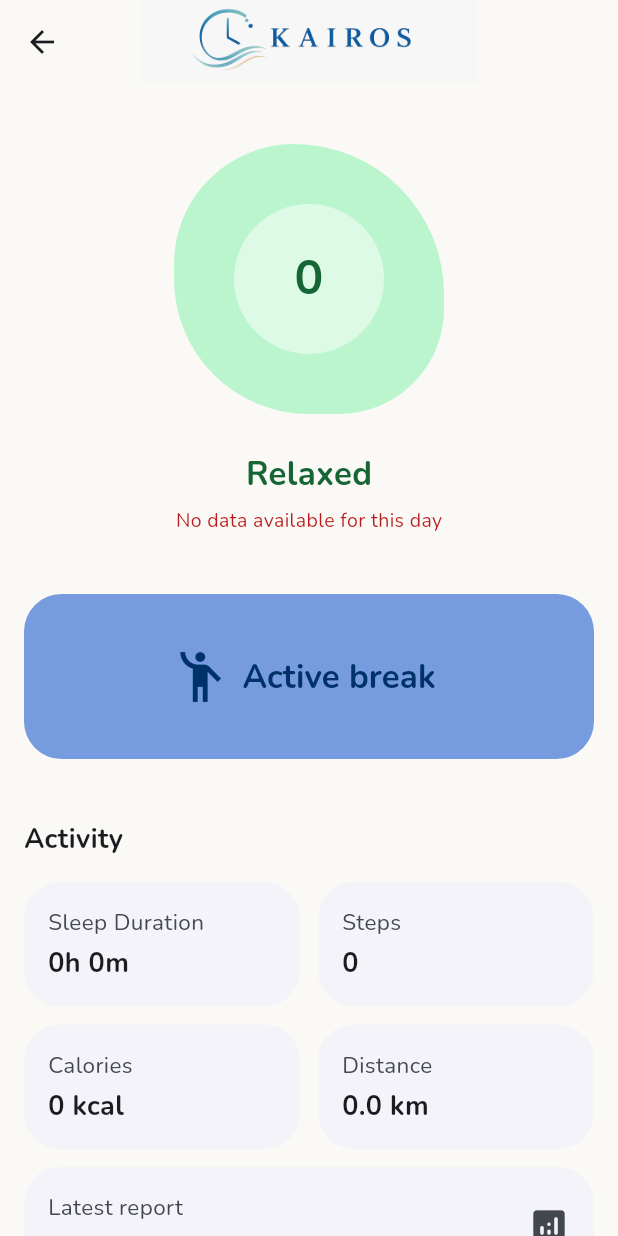
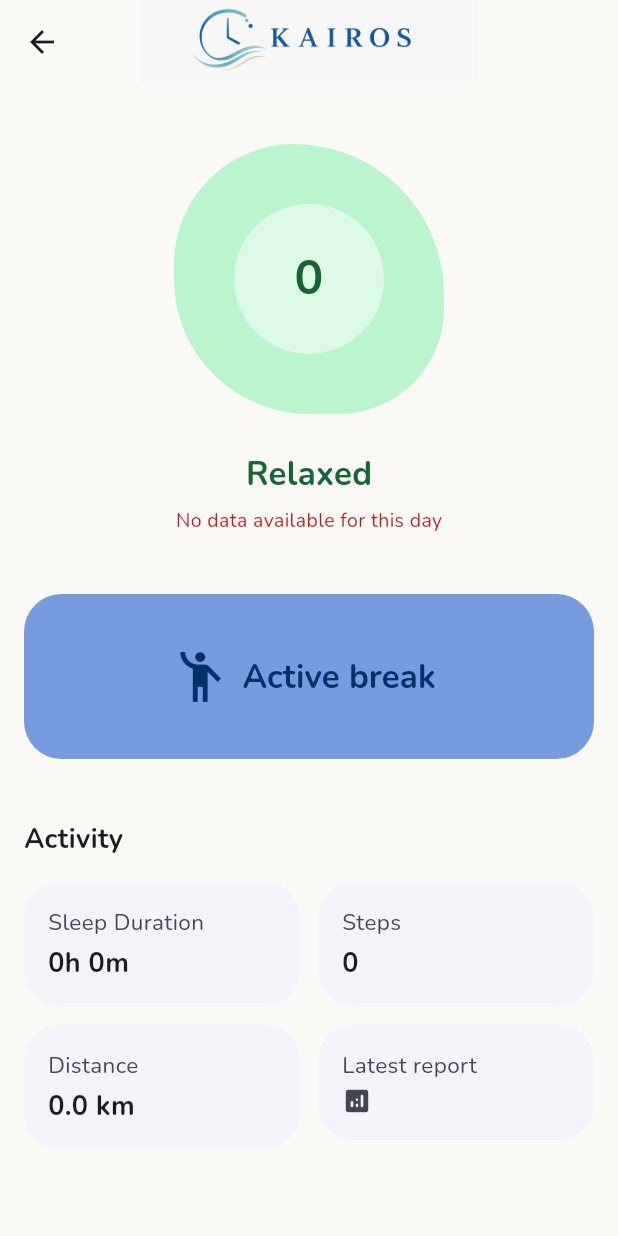
Before and after one commit to WPozz/Biomedical_Wearable_Equilibria, a Flutter app: the HomeScreen screen opened directly, on a phone screen of 412 x 824 dp. Run offline on Flutter 3.47's test engine with Material 3 defaults, Android fonts, the phone set to English and light mode, and no system bars; our stand-ins replace fl_chart, google_fonts, image_picker, shared_preferences, youtube_player_flutter, youtube_player_iframe; accounts and stored records are empty; statements that could not run were skipped.

Commit message:
Poca fiducia

```diff
--- a/Flutter_application/lib/screens/home.dart
+++ b/Flutter_application/lib/screens/home.dart
@@ -501,19 +501,12 @@ class _HomeScreenState extends State<HomeScreen> {
           ],
         ),
         const SizedBox(height: 12),
+        // Riga 2: Distanza al posto delle Calorie (non disponibili) e
+        // card "ultimo report" in versione compatta al posto della
+        // vecchia card distanza
         Row(
+          crossAxisAlignment: CrossAxisAlignment.start,
           children: [
-            Expanded(
-              child: _buildMetricCard(
-                context,
-                isItalian ? "Calorie" : "Calories",
-                _isLoadingDaily ? '—' : '${_calories.round()} kcal',
-                Icons.local_fire_department,
-                colorScheme.tertiary,
-                0.0, // nessun progress circolare per calorie
-              ),
-            ),
-            const SizedBox(width: 12),
             Expanded(
               child: _buildMetricCard(
                 context,
@@ -524,14 +517,19 @@ class _HomeScreenState extends State<HomeScreen> {
                 0.0, // nessun progress circolare per distanza
               ),
             ),
+            const SizedBox(width: 12),
+            Expanded(
+              child: _buildLastReportCard(context, isItalian),
+            ),
           ],
         ),
-        const SizedBox(height: 12),
-        _buildLastReportCard(context, isItalian),
       ],
     );
   }
 
+  // Versione compatta della card "ultimo report", pensata per stare
+  // affiancata alle altre metriche nella griglia 2x2 (al posto della
+  // vecchia card "Distanza")
   Widget _buildLastReportCard(BuildContext context, bool isItalian) {
     final colorScheme = Theme.of(context).colorScheme;
     // Leggiamo il report dalla cache condivisa del DataProvider.
@@ -550,19 +548,21 @@ class _HomeScreenState extends State<HomeScreen> {
           child: Row(
             children: [
               SizedBox(
-                width: 18,
-                height: 18,
+                width: 16,
+                height: 16,
                 child: CircularProgressIndicator(
                   strokeWidth: 2,
                   color: colorScheme.onSurfaceVariant,
                 ),
               ),
-              const SizedBox(width: 14),
+              const SizedBox(width: 10),
               Expanded(
                 child: Text(
-                  isItalian ? 'Caricamento ultimo report…' : 'Loading latest report…',
+                  isItalian ? 'Report…' : 'Report…',
                   style: TextStyle(
                       fontSize: 15, color: colorScheme.onSurfaceVariant),
+                  maxLines: 2,
+                  overflow: TextOverflow.ellipsis,
                 ),
               ),
             ],
@@ -578,28 +578,21 @@ class _HomeScreenState extends State<HomeScreen> {
         borderRadius: BorderRadius.circular(24),
         child: Padding(
           padding: const EdgeInsets.all(16),
-          child: Row(
-            children: [
-              Expanded(
           child: Column(
             crossAxisAlignment: CrossAxisAlignment.start,
             children: [
-                    Text(
+              Expanded(
+                child: Text(
                   isItalian ? 'Ultimo report' : 'Latest report',
                   style: TextStyle(
                       fontSize: 15, color: colorScheme.onSurfaceVariant),
+                  maxLines: 2,
+                  overflow: TextOverflow.ellipsis,
+                ),
               ),
               const SizedBox(height: 4),
-                    Text(
-                      isItalian ? 'Non ancora disponibile' : 'Not yet available',
-                      style: TextStyle(
-                          fontSize: 15, color: colorScheme.onSurfaceVariant),
-                    ),
-                  ],
-                ),
-              ),
               Icon(Icons.analytics_rounded,
-                  color: colorScheme.onSurfaceVariant, size: 28),
+                  color: colorScheme.onSurfaceVariant, size: 20),
             ],
           ),
         ),
@@ -608,7 +601,6 @@ class _HomeScreenState extends State<HomeScreen> {
 
     final Color perfColor  = _perfColor(report.performance, colorScheme);
     final String evalLabel = isItalian ? report.evaluationIt : report.evaluationEn;
-    final String dateLabel = isItalian ? report.dateRangeIt  : report.dateRangeEn;
 
     return Material(
       color: colorScheme.surfaceContainerLow,
@@ -623,16 +615,11 @@ class _HomeScreenState extends State<HomeScreen> {
         borderRadius: BorderRadius.circular(24),
         child: Padding(
           padding: const EdgeInsets.all(16),
-          child: Row(
-            children: [
-              Expanded(
           child: Column(
             crossAxisAlignment: CrossAxisAlignment.start,
             children: [
               Text(
-                      isItalian
-                          ? 'Ultimo report · $dateLabel'
-                          : 'Latest report · $dateLabel',
+                isItalian ? 'Ultimo report' : 'Latest report',
                 style: TextStyle(
                     fontSize: 13, color: colorScheme.onSurfaceVariant),
                 maxLines: 1,
@@ -640,7 +627,7 @@ class _HomeScreenState extends State<HomeScreen> {
               ),
               const SizedBox(height: 4),
               Text(
-                      '$evalLabel · Stress ${report.avgStressIndex.toStringAsFixed(0)}/100',
+                evalLabel,
                 style: TextStyle(
                     fontSize: 16,
                     fontWeight: FontWeight.bold,
@@ -648,12 +635,20 @@ class _HomeScreenState extends State<HomeScreen> {
                 maxLines: 1,
                 overflow: TextOverflow.ellipsis,
               ),
-                  ],
+              const SizedBox(height: 2),
+              Text(
+                'Stress ${report.avgStressIndex.toStringAsFixed(0)}/100',
+                style: TextStyle(
+                    fontSize: 13, color: colorScheme.onSurfaceVariant),
+                maxLines: 1,
+                overflow: TextOverflow.ellipsis,
               ),
+              const Spacer(),
+              Align(
+                alignment: Alignment.centerRight,
+                child: Icon(Icons.chevron_right_rounded,
+                    color: colorScheme.onSurfaceVariant, size: 20),
               ),
-              const SizedBox(width: 8),
-              Icon(Icons.chevron_right_rounded,
-                  color: colorScheme.onSurfaceVariant, size: 22),
             ],
           ),
         ),
```
Lines whose indentation alone changed are shown as unchanged.
